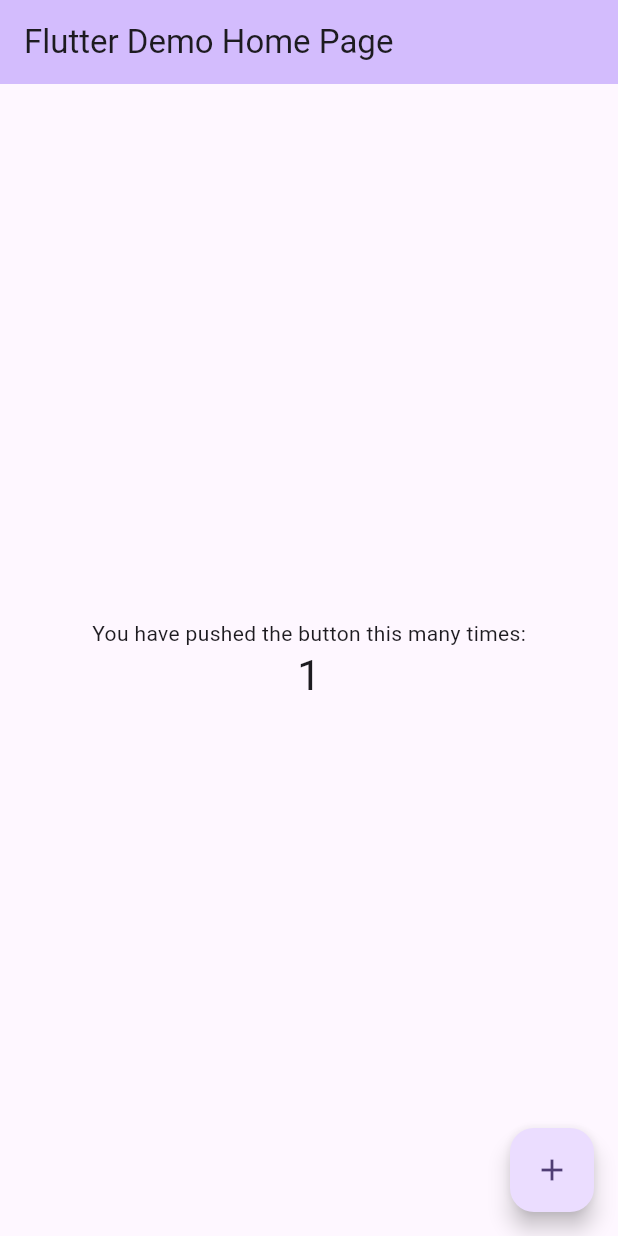
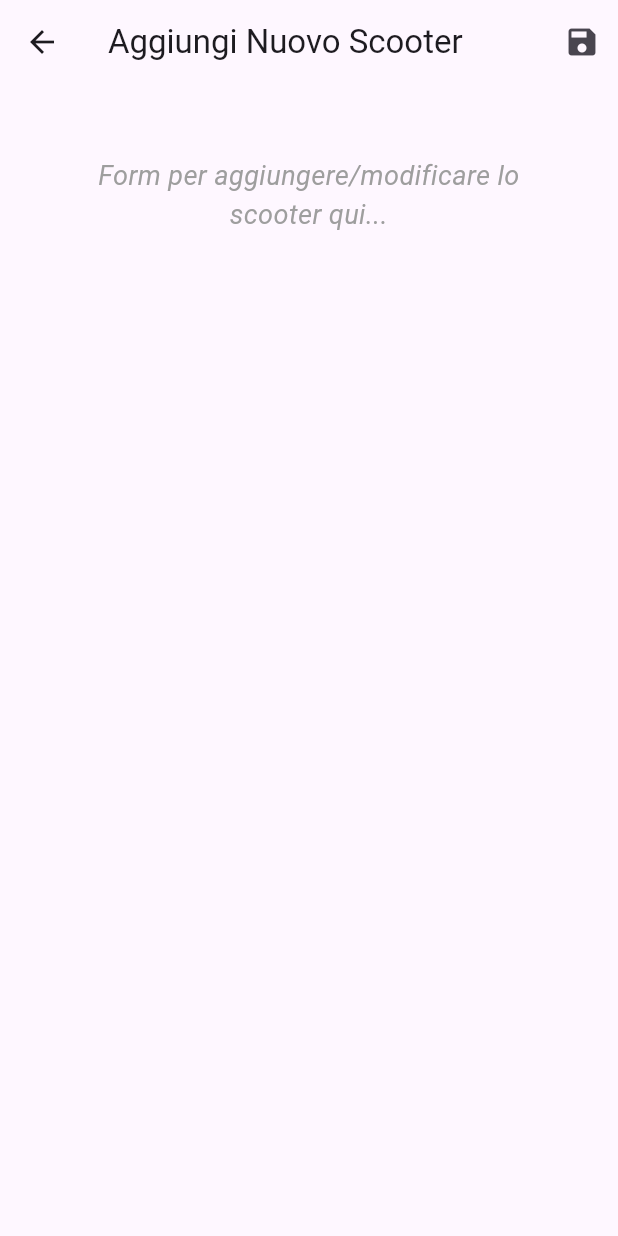
Before and after one commit to rinino/myScoterFlutter, a Flutter app: the screen it shows after launch, after a tap on the "add" icon, on a phone screen of 412 x 824 dp. Run offline on Flutter 3.47's test engine with Material 3 defaults, Android fonts, the phone set to English and light mode, and no system bars; our stand-ins replace sqflite; accounts and stored records are empty.

Commit message:
primo tentativo di add

```diff
--- a/lib/main.dart
+++ b/lib/main.dart
@@ -1,4 +1,6 @@
+// lib/main.dart
 import 'package:flutter/material.dart';
+import 'package:myscoterflutter/screens/home_screen.dart';
 
 void main() {
   runApp(const MyApp());
@@ -7,116 +9,15 @@ void main() {
 class MyApp extends StatelessWidget {
   const MyApp({super.key});
 
-  // This widget is the root of your application.
   @override
   Widget build(BuildContext context) {
     return MaterialApp(
-      title: 'Flutter Demo',
+      title: 'I Miei Scooer',
       theme: ThemeData(
-        // This is the theme of your application.
-        //
-        // TRY THIS: Try running your application with "flutter run". You'll see
-        // the application has a purple toolbar. Then, without quitting the app,
-        // try changing the seedColor in the colorScheme below to Colors.green
-        // and then invoke "hot reload" (save your changes or press the "hot
-        // reload" button in a Flutter-supported IDE, or press "r" if you used
-        // the command line to start the app).
-        //
-        // Notice that the counter didn't reset back to zero; the application
-        // state is not lost during the reload. To reset the state, use hot
-        // restart instead.
-        //
-        // This works for code too, not just values: Most code changes can be
-        // tested with just a hot reload.
-        colorScheme: ColorScheme.fromSeed(seedColor: Colors.deepPurple),
+        primarySwatch: Colors.blue,
+        visualDensity: VisualDensity.adaptivePlatformDensity,
       ),
-      home: const MyHomePage(title: 'Flutter Demo Home Page'),
+      home: const HomeScreen(), // Imposta la HomeScreen come schermata iniziale
     );
   }
 }
-
-class MyHomePage extends StatefulWidget {
-  const MyHomePage({super.key, required this.title});
-
-  // This widget is the home page of your application. It is stateful, meaning
-  // that it has a State object (defined below) that contains fields that affect
-  // how it looks.
-
-  // This class is the configuration for the state. It holds the values (in this
-  // case the title) provided by the parent (in this case the App widget) and
-  // used by the build method of the State. Fields in a Widget subclass are
-  // always marked "final".
-
-  final String title;
-
-  @override
-  State<MyHomePage> createState() => _MyHomePageState();
-}
-
-class _MyHomePageState extends State<MyHomePage> {
-  int _counter = 0;
-
-  void _incrementCounter() {
-    setState(() {
-      // This call to setState tells the Flutter framework that something has
-      // changed in this State, which causes it to rerun the build method below
-      // so that the display can reflect the updated values. If we changed
-      // _counter without calling setState(), then the build method would not be
-      // called again, and so nothing would appear to happen.
-      _counter++;
-    });
-  }
-
-  @override
-  Widget build(BuildContext context) {
-    // This method is rerun every time setState is called, for instance as done
-    // by the _incrementCounter method above.
-    //
-    // The Flutter framework has been optimized to make rerunning build methods
-    // fast, so that you can just rebuild anything that needs updating rather
-    // than having to individually change instances of widgets.
-    return Scaffold(
-      appBar: AppBar(
-        // TRY THIS: Try changing the color here to a specific color (to
-        // Colors.amber, perhaps?) and trigger a hot reload to see the AppBar
-        // change color while the other colors stay the same.
-        backgroundColor: Theme.of(context).colorScheme.inversePrimary,
-        // Here we take the value from the MyHomePage object that was created by
-        // the App.build method, and use it to set our appbar title.
-        title: Text(widget.title),
-      ),
-      body: Center(
-        // Center is a layout widget. It takes a single child and positions it
-        // in the middle of the parent.
-        child: Column(
-          // Column is also a layout widget. It takes a list of children and
-          // arranges them vertically. By default, it sizes itself to fit its
-          // children horizontally, and tries to be as tall as its parent.
-          //
-          // Column has various properties to control how it sizes itself and
-          // how it positions its children. Here we use mainAxisAlignment to
-          // center the children vertically; the main axis here is the vertical
-          // axis because Columns are vertical (the cross axis would be
-          // horizontal).
-          //
-          // TRY THIS: Invoke "debug painting" (choose the "Toggle Debug Paint"
-          // action in the IDE, or press "p" in the console), to see the
-          // wireframe for each widget.
-          mainAxisAlignment: MainAxisAlignment.center,
-          children: <Widget>[
-            const Text('You have pushed the button this many times:'),
-            Text(
-              '$_counter',
-              style: Theme.of(context).textTheme.headlineMedium,
-            ),
-          ],
-        ),
-      ),
-      floatingActionButton: FloatingActionButton(
-        onPressed: _incrementCounter,
-        tooltip: 'Increment',
-        child: const Icon(Icons.add),
-      ), // This trailing comma makes auto-formatting nicer for build methods.
-    );
-  }
-}
--- a/lib/repository/scooter_repository.dart
+++ b/lib/repository/scooter_repository.dart
@@ -70,7 +70,9 @@ class ScooterRepository {
       final rowsAffected = await _dbHelper.updateScooter(scooter);
       return rowsAffected;
     } catch (e) {
-      print('Errore durante l\'aggiornamento dello scooter con ID ${scooter.id}: $e');
+      print(
+        'Errore durante l\'aggiornamento dello scooter con ID ${scooter.id}: $e',
+      );
       rethrow;
     }
   }
--- /dev/null
+++ b/lib/screens/add_edit_scooter_screen.dart
@@ -0,0 +1,126 @@
+// lib/screens/add_edit_scooter_screen.dart
+import 'package:flutter/material.dart';
+import 'package:myscoterflutter/models/scooter.dart';
+
+class AddEditScooterScreen extends StatefulWidget {
+  // Questo campo 'scooter' è opzionale.
+  // Se è presente, significa che stiamo modificando uno scooter esistente.
+  // Se è null, stiamo aggiungendo un nuovo scooter.
+  final Scooter? scooter;
+
+  const AddEditScooterScreen({super.key, this.scooter});
+
+  @override
+  State<AddEditScooterScreen> createState() => _AddEditScooterScreenState();
+}
+
+class _AddEditScooterScreenState extends State<AddEditScooterScreen> {
+  // Controller per i campi di testo. Saranno inizializzati con i dati dello scooter esistente (se c'è).
+  // Li useremo più avanti. Per ora, li dichiariamo.
+  final TextEditingController _marcaController = TextEditingController();
+  final TextEditingController _modelloController = TextEditingController();
+  final TextEditingController _cilindrataController = TextEditingController();
+  final TextEditingController _targaController = TextEditingController();
+  final TextEditingController _annoController = TextEditingController();
+  bool _miscelatore = false; // Stato per il checkbox miscelatore
+
+  // Una chiave per il form, utile per la validazione
+  final _formKey = GlobalKey<FormState>();
+
+  @override
+  void initState() {
+    super.initState();
+    if (widget.scooter != null) {
+      _marcaController.text = widget.scooter!.marca;
+      _modelloController.text = widget.scooter!.modello;
+      _cilindrataController.text = widget.scooter!.cilindrata.toString();
+      _targaController.text = widget.scooter!.targa;
+      _annoController.text = widget.scooter!.anno.toString();
+      _miscelatore = widget.scooter!.miscelatore;
+    }
+  }
+
+  @override
+  void dispose() {
+    // È importante disporre dei controller quando il widget non è più usato
+    _marcaController.dispose();
+    _modelloController.dispose();
+    _cilindrataController.dispose();
+    _targaController.dispose();
+    _annoController.dispose();
+    super.dispose();
+  }
+
+  // Metodo per gestire il salvataggio dello scooter (lo implementeremo dopo)
+  void _saveScooter() {
+    if (_formKey.currentState!.validate()) {
+      // Logica per salvare il nuovo scooter o aggiornare quello esistente
+      // Per ora, stampiamo solo i valori
+      print('Marca: ${_marcaController.text}');
+      print('Modello: ${_modelloController.text}');
+      print('Cilindrata: ${_cilindrataController.text}');
+      print('Targa: ${_targaController.text}');
+      print('Anno: ${_annoController.text}');
+      print('Miscelatore: $_miscelatore');
+
+      // Dopo il salvataggio, torna indietro alla schermata precedente
+      Navigator.pop(
+        context,
+        true,
+      ); // Passa 'true' per indicare che c'è stata una modifica/aggiunta
+    }
+  }
+
+  @override
+  Widget build(BuildContext context) {
+    return Scaffold(
+      appBar: AppBar(
+        title: Text(
+          widget.scooter == null
+              ? 'Aggiungi Nuovo Scooter'
+              : 'Modifica Scooter',
+        ),
+        // Puoi aggiungere un pulsante per il salvataggio qui, o alla fine del form
+        actions: [
+          IconButton(icon: const Icon(Icons.save), onPressed: _saveScooter),
+        ],
+      ),
+      body: SingleChildScrollView(
+        // Permette lo scroll se il contenuto supera l'altezza dello schermo
+        padding: const EdgeInsets.all(16.0),
+        child: Form(
+          // Il widget Form per la validazione degli input
+          key: _formKey,
+          child: Column(
+            crossAxisAlignment:
+                CrossAxisAlignment.stretch, // Estende i figli orizzontalmente
+            children: [
+              // Qui inseriremo i campi di input (TextField)
+              // Per ora, solo un placeholder
+              const Center(
+                child: Padding(
+                  padding: EdgeInsets.all(32.0),
+                  child: Text(
+                    'Form per aggiungere/modificare lo scooter qui...',
+                    style: TextStyle(
+                      fontSize: 18,
+                      fontStyle: FontStyle.italic,
+                      color: Colors.grey,
+                    ),
+                    textAlign: TextAlign.center,
+                  ),
+                ),
+              ),
+
+              // Placeholder per il bottone di salvataggio se non lo vuoi nell'AppBar
+              // ElevatedButton(
+              //   onPressed: _saveScooter,
+              //   child: Text('Salva Scooter'),
+              // ),
+            ],
+          ),
+        ),
+      ),
+    );
+  }
+}
--- /dev/null
+++ b/lib/screens/home_screen.dart
@@ -0,0 +1,257 @@
+import 'package:flutter/material.dart';
+import 'package:myscoterflutter/models/scooter.dart';
+import 'package:myscoterflutter/repository/scooter_repository.dart';
+import 'package:myscoterflutter/screens/add_edit_scooter_screen.dart';
+
+class HomeScreen extends StatefulWidget {
+  const HomeScreen({super.key});
+
+  @override
+  State<HomeScreen> createState() => _HomeScreenState();
+}
+
+class _HomeScreenState extends State<HomeScreen> {
+  final ScooterRepository _scooterRepository = ScooterRepository();
+  List<Scooter> _scooters = [];
+  bool _isLoading = true;
+
+  @override
+  void initState() {
+    super.initState();
+    _loadScooters(); // Carica gli scooter all'avvio della schermata
+  }
+
+  // Funzione per caricare gli scooter dal repository
+  Future<void> _loadScooters() async {
+    setState(() {
+      _isLoading = true; // Imposta lo stato di caricamento
+    });
+    try {
+      final scooters = await _scooterRepository.getAllScooters();
+      setState(() {
+        _scooters = scooters; // Aggiorna la lista degli scooter
+        _isLoading = false; // Termina lo stato di caricamento
+      });
+    } catch (e) {
+      print('Errore nel caricamento degli scooter: $e');
+      setState(() {
+        _isLoading =
+            false; // Termina lo stato di caricamento anche in caso di errore
+      });
+      ScaffoldMessenger.of(context).showSnackBar(
+        const SnackBar(content: Text('Errore nel caricamento degli scooter.')),
+      );
+    }
+  }
+
+  // Funzione per eliminare uno scooter
+  Future<void> _deleteScooter(int id) async {
+    // Opzionale: mostra una dialog di conferma
+    final confirm = await showDialog<bool>(
+      context: context,
+      builder: (BuildContext context) {
+        return AlertDialog(
+          title: const Text('Conferma eliminazione'),
+          content: const Text('Sei sicuro di voler eliminare questo scooter?'),
+          actions: <Widget>[
+            TextButton(
+              onPressed: () => Navigator.of(context).pop(false),
+              child: const Text('Annulla'),
+            ),
+            TextButton(
+              onPressed: () => Navigator.of(context).pop(true),
+              child: const Text('Elimina', style: TextStyle(color: Colors.red)),
+            ),
+          ],
+        );
+      },
+    );
+
+    if (confirm == true) {
+      try {
+        await _scooterRepository.deleteScooter(id);
+        _loadScooters(); // Ricarica la lista dopo l'eliminazione
+        ScaffoldMessenger.of(
+          context,
+        ).showSnackBar(const SnackBar(content: Text('Scooter eliminato!')));
+      } catch (e) {
+        print('Errore nell\'eliminazione dello scooter: $e');
+        ScaffoldMessenger.of(context).showSnackBar(
+          const SnackBar(
+            content: Text('Errore nell\'eliminazione dello scooter.'),
+          ),
+        );
+      }
+    }
+  }
+
+  @override
+  Widget build(BuildContext context) {
+    return Scaffold(
+      body: Column(
+        // Column per impilare verticalmente immagine, titolo, pulsante e lista
+        children: [
+          // Sezione Superiore: Immagine e Pulsante '+'
+          Stack(
+            // Stack per sovrapporre l'immagine e il pulsante '+'
+            alignment:
+                Alignment.topRight, // Allinea il contenuto in alto a destra
+            children: [
+              // Immagine di Intestazione
+              Image.asset(
+                'assets/images/scooter_header.png', // Percorso della tua immagine
+                width: double.infinity, // Occupa tutta la larghezza disponibile
+                height: 200, // Altezza fissa per l'immagine
+                fit: BoxFit.cover, // Copre l'area mantenendo le proporzioni
+              ),
+              // Pulsante '+' posizionato in alto a destra
+              Padding(
+                padding: const EdgeInsets.all(16.0), // Spazio dall'angolo
+                child: FloatingActionButton(
+                  onPressed: () async {
+                    // Naviga alla schermata di aggiunta scooter e attendi il risultato
+                    final result = await Navigator.push(
+                      context,
+                      MaterialPageRoute(
+                        builder: (context) => const AddEditScooterScreen(),
+                      ),
+                    );
+                    // Se uno scooter è stato aggiunto/modificato, ricarica la lista
+                    if (result == true) {
+                      _loadScooters();
+                    }
+                  },
+                  heroTag: 'addScooterButton', // Importante se hai più FAB
+                  child: const Icon(Icons.add),
+                ),
+              ),
+            ],
+          ),
+
+          // Titolo "I Miei Scooter"
+          Padding(
+            padding: const EdgeInsets.all(16.0),
+            child: Align(
+              // Allinea il testo a sinistra (default è center per Text)
+              alignment: Alignment.centerLeft,
+              child: Text(
+                'I Miei Scooter',
+                style: Theme.of(context).textTheme.headlineMedium?.copyWith(
+                  fontWeight: FontWeight.bold,
+                  color: Colors.blueGrey[800],
+                ),
+              ),
+            ),
+          ),
+
+          // Sezione della Lista degli Scooter
+          Expanded(
+            // Expanded fa sì che la lista occupi lo spazio rimanente
+            child: _isLoading
+                ? const Center(
+                    child: CircularProgressIndicator(),
+                  ) // Mostra un loader durante il caricamento
+                : _scooters.isEmpty
+                ? Center(
+                    child: Column(
+                      mainAxisAlignment: MainAxisAlignment.center,
+                      children: [
+                        const Icon(
+                          Icons.two_wheeler,
+                          size: 64,
+                          color: Colors.grey,
+                        ),
+                        const SizedBox(height: 16),
+                        Text(
+                          'Nessuno scooter disponibile.\nPremi "+" per aggiungerne uno!',
+                          textAlign: TextAlign.center,
+                          style: Theme.of(context).textTheme.titleLarge
+                              ?.copyWith(color: Colors.grey[600]),
+                        ),
+                      ],
+                    ),
+                  )
+                : ListView.builder(
+                    itemCount: _scooters.length,
+                    itemBuilder: (context, index) {
+                      final scooter = _scooters[index];
+                      return Card(
+                        // Usa Card per un aspetto più pulito
+                        margin: const EdgeInsets.symmetric(
+                          horizontal: 16.0,
+                          vertical: 8.0,
+                        ),
+                        elevation: 4.0,
+                        child: ListTile(
+                          leading: CircleAvatar(
+                            // Se hai un'immagine, la mostri qui. Altrimenti, una lettera o icona.
+                            // Per ora, usiamo la prima lettera della marca.
+                            backgroundColor: Theme.of(
+                              context,
+                            ).primaryColor.withOpacity(0.2),
+                            child: Text(
+                              scooter.marca[0].toUpperCase(),
+                              style: TextStyle(
+                                color: Theme.of(context).primaryColor,
+                              ),
+                            ),
+                            // Se avrai un'immagine, potresti usare:
+                            // backgroundImage: scooter.imgPath != null
+                            //     ? FileImage(File(scooter.imgPath!)) // Richiede import 'dart:io'
+                            //     : null,
+                            // child: scooter.imgPath == null
+                            //     ? Icon(Icons.image, color: Theme.of(context).primaryColor)
+                            //     : null,
+                          ),
+                          title: Text('${scooter.marca} ${scooter.modello}'),
+                          subtitle: Text(
+                            'Targa: ${scooter.targa} - Cilindrata: ${scooter.cilindrata}cc',
+                          ),
+                          trailing: Row(
+                            mainAxisSize: MainAxisSize
+                                .min, // Occupa solo lo spazio necessario
+                            children: [
+                              IconButton(
+                                icon: const Icon(
+                                  Icons.edit,
+                                  color: Colors.blue,
+                                ),
+                                onPressed: () async {
+                                  // Naviga alla schermata di modifica scooter
+                                  final result = await Navigator.push(
+                                    context,
+                                    MaterialPageRoute(
+                                      builder: (context) =>
+                                          AddEditScooterScreen(
+                                            scooter: scooter,
+                                          ),
+                                    ),
+                                  );
+                                  if (result == true) {
+                                    _loadScooters(); // Ricarica la lista dopo la modifica
+                                  }
+                                },
+                              ),
+                              IconButton(
+                                icon: const Icon(
+                                  Icons.delete,
+                                  color: Colors.red,
+                                ),
+                                onPressed: () => _deleteScooter(scooter.id!),
+                              ),
+                            ],
+                          ),
+                          onTap: () {
+                            // Potresti navigare a una schermata di dettaglio dello scooter qui
+                            print('Tapped on: ${scooter.modello}');
+                          },
+                        ),
+                      );
+                    },
+                  ),
+          ),
+        ],
+      ),
+    );
+  }
+}
--- a/pubspec.yaml
+++ b/pubspec.yaml
@@ -58,6 +58,8 @@ flutter:
   # included with your application, so that you can use the icons in
   # the material Icons class.
   uses-material-design: true
+  assets:
+    - assets/images/loghetto1_scritta128.jpg
 
   # To add assets to your application, add an assets section, like this:
   # assets:
```
Also changed, not shown: lib/database_helper.dart (+9 -8 lines), lib/models/scooter.dart (+7 -3 lines), assets/images/loghetto1_scritta128.jpg (added).
